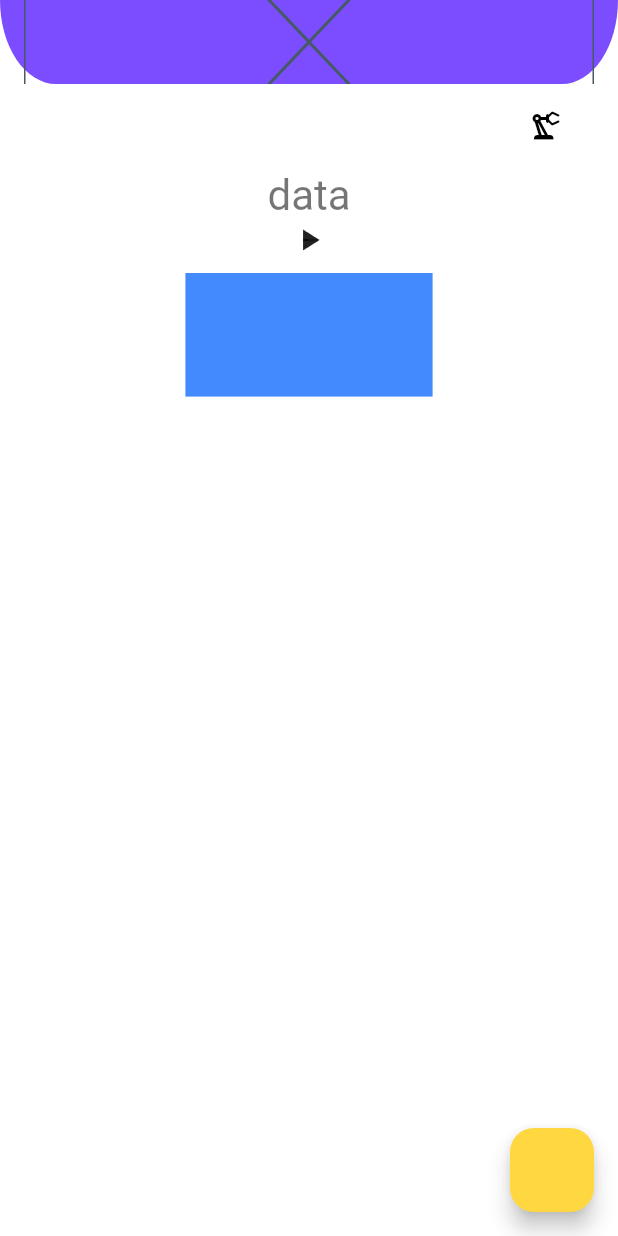
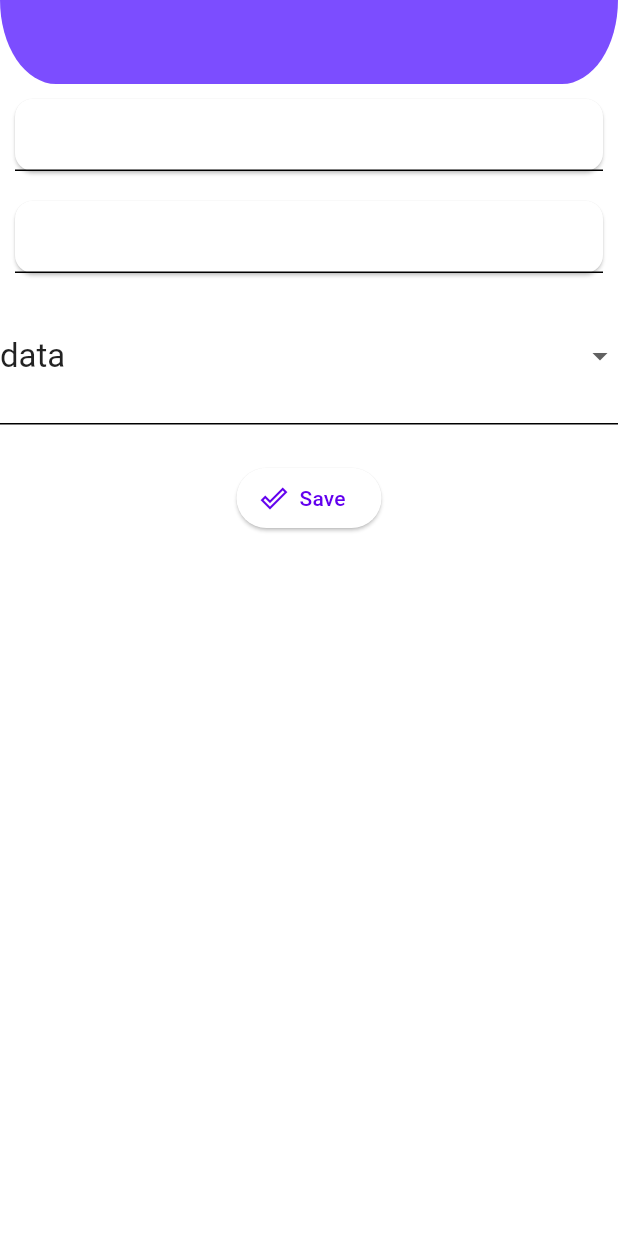
Before and after one commit to drgndenis/one_hundred_days_of_code, a Flutter app: the screen it shows after launch, on a phone screen of 412 x 824 dp. Run offline on Flutter 3.47's test engine with Material 2 defaults, Android fonts, the phone set to English and light mode, and no system bars; our stand-ins replace dio, flutter_spinkit.

Commit message:
Day-14 added

```diff
--- /dev/null
+++ b/lib/Day-14/form_learn_view.dart
@@ -0,0 +1,95 @@
+import 'package:flutter/foundation.dart';
+import 'package:flutter/material.dart';
+
+class FormLearnView extends StatefulWidget {
+  const FormLearnView({super.key});
+
+  @override
+  State<FormLearnView> createState() => _FormLearnViewState();
+}
+
+class _FormLearnViewState extends State<FormLearnView> {
+  // Key ile bir widget'a dogrudan erisip onun ozelliklerini bize dondurmesini sagliyoruz.
+  final GlobalKey<FormState> _key = GlobalKey();
+
+  final saveText = 'Save';
+  final isNotEmptyText = 'Bu alan boş geçilemez';
+
+  @override
+  Widget build(BuildContext context) {
+    return Scaffold(
+      appBar: AppBar(),
+      body: Form(
+        key: _key,
+        /*
+        validate always olarak kalirsa birden fazla textfield'imiz oldugunda daha ilk kismini
+        yazarken diger textfield'imiz'in validatoru calisir.
+         */
+
+        autovalidateMode: AutovalidateMode.always,
+        child: Column(
+          children: [
+            Card(
+              margin: UtilityPaddings().marginAll,
+              child: TextFormField(
+                validator: FormFieldValidator().isNotEmpty,
+              ),
+            ),
+            Card(
+              margin: UtilityPaddings().marginAll,
+              child: TextFormField(
+                validator: FormFieldValidator().isNotEmpty,
+              ),
+            ),
+            DropdownButtonFormField<String>(
+              value: '1',
+              items: [
+                DropdownMenuItem(
+                  value: '1',
+                  child: Text(
+                    'data',
+                    style: Theme.of(context).textTheme.titleLarge,
+                  ),
+                ),
+                DropdownMenuItem(
+                  value: '2',
+                  child: Text(
+                    'data2',
+                    style: Theme.of(context).textTheme.titleLarge,
+                  ),
+                ),
+              ],
+              onChanged: (value) {},
+            ),
+            Padding(
+              padding: UtilityPaddings().onlyTop,
+              child: ElevatedButton.icon(
+                  onPressed: () {
+                    if (_key.currentState?.validate() ?? false) {
+                      if (kDebugMode) {
+                        print('okey');
+                      }
+                    }
+                  },
+                  icon: const Icon(Icons.done_outline_outlined),
+                  label: Text(saveText)),
+            )
+          ],
+        ),
+      ),
+    );
+  }
+}
+
+class FormFieldValidator {
+  get isNotEmptyText => null;
+
+  String? isNotEmpty(String? validator) {
+    return (validator?.isNotEmpty ?? false) ? null : isNotEmptyText;
+  }
+}
+
+class UtilityPaddings {
+  final onlyTop = const EdgeInsets.only(top: 25);
+  final marginAll = const EdgeInsets.all(10);
+}
--- /dev/null
+++ b/lib/Day-14/oop_exception.dart
@@ -0,0 +1,6 @@
+class FileDownloadException implements Exception {
+  @override
+  String toString() {
+    return 'File download has failed';
+  }
+}
--- a/lib/main.dart
+++ b/lib/main.dart
@@ -1,9 +1,7 @@
 import 'package:flutter/material.dart';
 import 'package:one_hundred_days_of_flutter/Day-11/theme/light_theme.dart';
-import 'Day-11/theme_learn_view.dart';
-import 'Day-12/widget_size_enum.dart';
-import 'Day-13/animated_learn.dart';
-import 'Day-13/image_learn_202.dart';
+import 'Day-14/form_learn_view.dart';
+import 'Day-14/state_manage/state_manage_learn_view.dart';
 
 void main() {
   runApp(const MyApp());
@@ -51,6 +49,6 @@ class MyApp extends StatelessWidget {
         //     backgroundColor: Colors.transparent,
         //   ),
         // ),
-        home: const AnimatedLearn());
+        home: const FormLearnView());
   }
 }
```
Also changed, not shown: lib/Day-14/oop_learn.dart (added, +58 -0 lines), lib/Day-14/oop_learn_view.dart (added, +35 -0 lines), lib/Day-14/state_manage/state_learn_view_model.dart (added, +25 -0 lines), lib/Day-14/state_manage/state_manage_learn_view.dart (added, +28 -0 lines).
